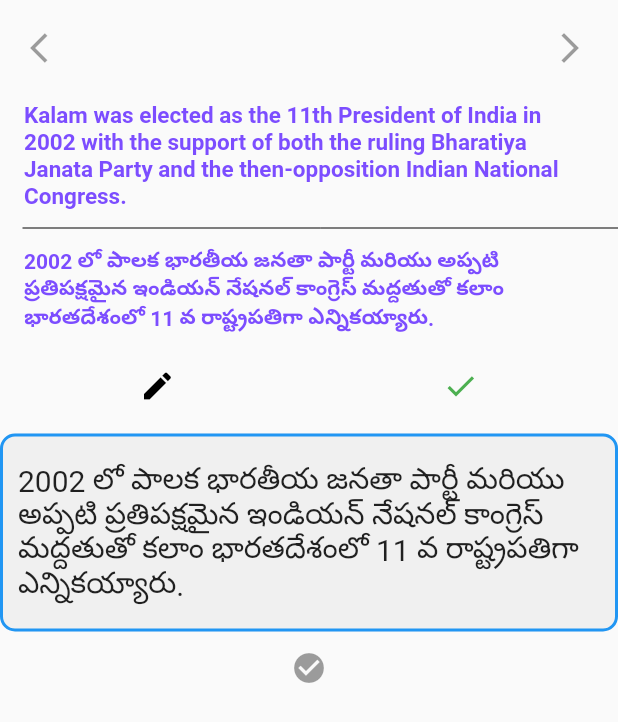
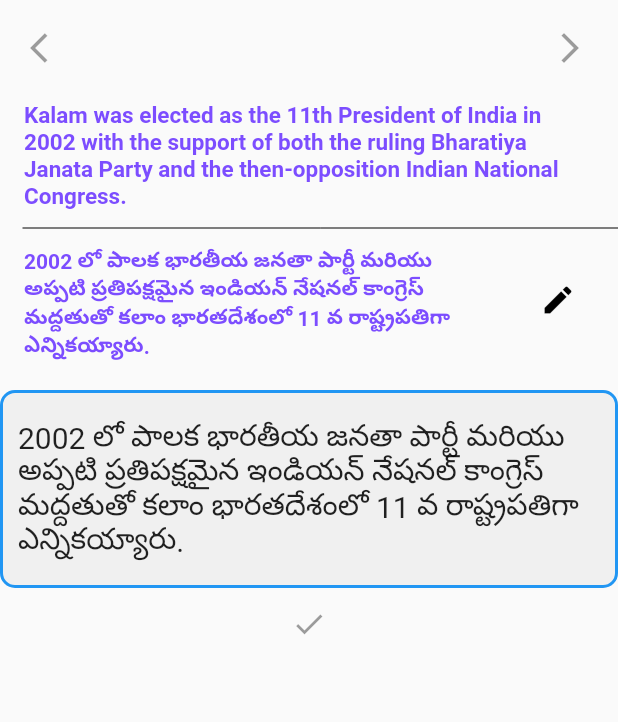
Before and after one commit to aslesha96/wiki_app, a Flutter app: the screen it shows after launch, after a tap on the "edit" icon, on a phone screen of 412 x 824 dp. Shown: the top 722 px of the screen. Run offline on Flutter 3.47's test engine with Material 2 defaults, Android fonts, the phone set to English and light mode, and no system bars.

Commit message:
edit in same line

```diff
--- a/lib/pages/landing_page.dart
+++ b/lib/pages/landing_page.dart
@@ -23,6 +23,7 @@ class LandingPageState extends State<LandingPage>{
           children: <Widget>[
             new Material(
               child: new Center(
+                child: SingleChildScrollView(
                 child: new Column(
                   children: <Widget>[
                     new ButtonTheme.bar(
@@ -40,31 +41,40 @@ class LandingPageState extends State<LandingPage>{
                     new Divider(color:Colors.black,indent:15.0),
                     new ListTile(
                       title: new Text(Telugutext, style: new TextStyle(color: Colors.deepPurpleAccent,fontSize: 14.0,fontWeight: FontWeight.bold),),
+                      trailing: IconButton(icon: new Icon(Icons.edit),
+                          onPressed: (){
+                            setState(() {
+                              usernameController = TextEditingController(text: Telugutext);
+                            });
+                          },
+                          color: Colors.black),
                     ),
                     new ButtonTheme.bar(
                       child: new ButtonBar(
                         alignment: MainAxisAlignment.spaceAround,
                         children: <Widget>[
-                          IconButton(icon: new Icon(Icons.edit),
-                              onPressed: (){
-                                setState(() {
-                                  usernameController = TextEditingController(text: Telugutext);
-                                });
-                              },
-                              color: Colors.black),
-                          IconButton(icon: new Icon(Icons.check),
-                            onPressed: (){
-                            setState((){
-                            });
-                            },
-                            color: Colors.green,)
+//                          IconButton(icon: new Icon(Icons.edit),
+//                              onPressed: (){
+//                                setState(() {
+//                                  usernameController = TextEditingController(text: Telugutext);
+//                                });
+//                              },
+//                              color: Colors.black),
+//                          IconButton(icon: new Icon(Icons.check),
+//                            onPressed: (){
+//                            setState((){
+//                            });
+//                            },
+//                            color: Colors.green,)
                         ],
                       ),
                     ),
                   ],
                 ),
+                ),
               ),
             ),
+
             new TextField(
               keyboardType: TextInputType.multiline,
               maxLines: null,
@@ -80,7 +90,7 @@ class LandingPageState extends State<LandingPage>{
               ),
               style: new TextStyle(fontSize: 20.0),
             ),
-            IconButton(icon: new Icon(Icons.check_circle),onPressed: null,color: Colors.green,),
+            IconButton(icon: new Icon(Icons.done),onPressed: null,color: Colors.green,),
 
 
           ],
```
